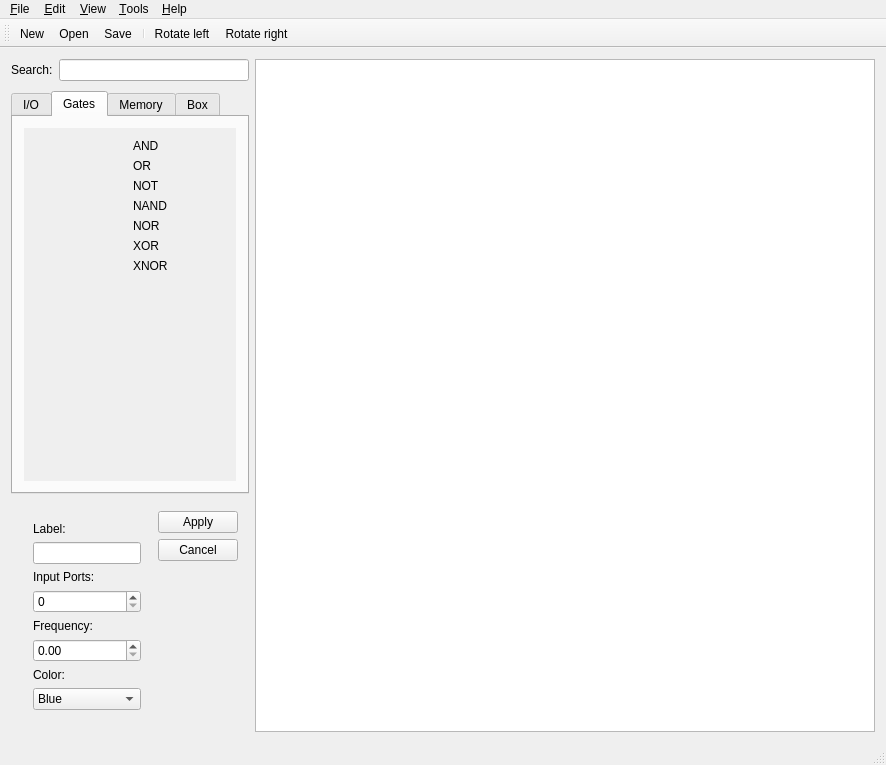
The window that mainwindow.ui (GIBIS-UNIFESP/wiRedPanda) describes before a commit, drawn with Qt 5.
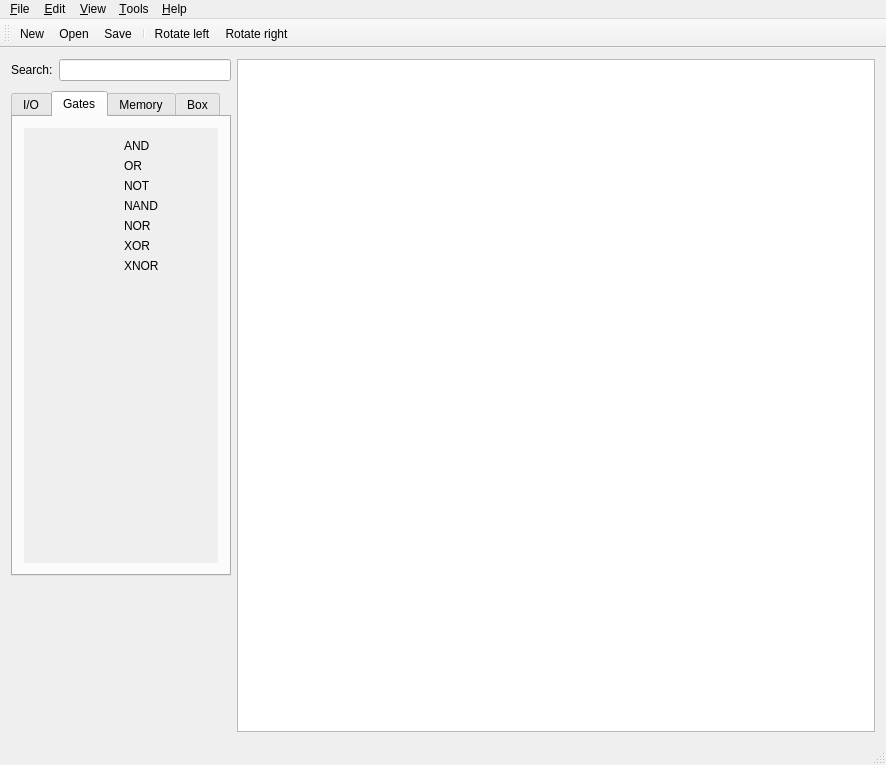
The same window after the commit. The open tabs and pages were chosen to show the change. Icons and pictures are not drawn. Custom widgets are drawn as their Qt base class.

Commit message: Selection Rect, Element Editor Class, and GraphicElement properties.

Patch:
```diff
--- a/mainwindow.ui
+++ b/mainwindow.ui
@@ -10,6 +10,12 @@
     <height>765</height>
    </rect>
   </property>
+  <property name="minimumSize">
+   <size>
+    <width>0</width>
+    <height>150</height>
+   </size>
+  </property>
   <property name="windowTitle">
    <string>WiRED Panda</string>
   </property>
@@ -21,6 +27,16 @@
    <layout class="QGridLayout" name="gridLayout_3">
     <item row="1" column="0">
      <layout class="QGridLayout" name="gridLayout">
+      <item row="0" column="1" colspan="2">
+       <widget class="QLineEdit" name="lineEdit">
+        <property name="sizePolicy">
+         <sizepolicy hsizetype="Expanding" vsizetype="Fixed">
+          <horstretch>0</horstretch>
+          <verstretch>0</verstretch>
+         </sizepolicy>
+        </property>
+       </widget>
+      </item>
       <item row="1" column="1">
        <spacer name="verticalSpacer_5">
         <property name="orientation">
@@ -37,168 +53,6 @@
         </property>
        </spacer>
       </item>
-      <item row="0" column="1" colspan="2">
-       <widget class="QLineEdit" name="lineEdit">
-        <property name="sizePolicy">
-         <sizepolicy hsizetype="Expanding" vsizetype="Fixed">
-          <horstretch>0</horstretch>
-          <verstretch>0</verstretch>
-         </sizepolicy>
-        </property>
-       </widget>
-      </item>
-      <item row="3" column="0" colspan="3">
-       <widget class="QWidget" name="widget" native="true">
-        <property name="sizePolicy">
-         <sizepolicy hsizetype="Preferred" vsizetype="Fixed">
-          <horstretch>0</horstretch>
-          <verstretch>0</verstretch>
-         </sizepolicy>
-        </property>
-        <property name="minimumSize">
-         <size>
-          <width>0</width>
-          <height>0</height>
-         </size>
-        </property>
-        <property name="maximumSize">
-         <size>
-          <width>16777215</width>
-          <height>16777215</height>
-         </size>
-        </property>
-        <layout class="QGridLayout" name="gridLayout_7">
-         <item row="0" column="1">
-          <layout class="QVBoxLayout" name="verticalLayout_5">
-           <item>
-            <widget class="QPushButton" name="pushButton">
-             <property name="text">
-              <string>Apply</string>
-             </property>
-            </widget>
-           </item>
-           <item>
-            <widget class="QPushButton" name="pushButton_2">
-             <property name="text">
-              <string>Cancel</string>
-             </property>
-            </widget>
-           </item>
-           <item>
-            <spacer name="verticalSpacer_6">
-             <property name="orientation">
-              <enum>Qt::Vertical</enum>
-             </property>
-             <property name="sizeHint" stdset="0">
-              <size>
-               <width>20</width>
-               <height>40</height>
-              </size>
-             </property>
-            </spacer>
-           </item>
-          </layout>
-         </item>
-         <item row="0" column="0">
-          <widget class="QWidget" name="widget_2" native="true">
-           <layout class="QGridLayout" name="gridLayout_8">
-            <item row="7" column="0">
-             <widget class="QComboBox" name="comboBox">
-              <item>
-               <property name="text">
-                <string>Blue</string>
-               </property>
-               <property name="icon">
-                <iconset>
-                 <normalon>:/output/resources/output/BlueLedOff.svg</normalon>
-                </iconset>
-               </property>
-              </item>
-              <item>
-               <property name="text">
-                <string>Green</string>
-               </property>
-               <property name="icon">
-                <iconset>
-                 <normalon>:/output/resources/output/GreenLedOff.svg</normalon>
-                </iconset>
-               </property>
-              </item>
-              <item>
-               <property name="text">
-                <string>Purple</string>
-               </property>
-               <property name="icon">
-                <iconset>
-                 <normalon>:/output/resources/output/PurpleLedOff.svg</normalon>
-                </iconset>
-               </property>
-              </item>
-              <item>
-               <property name="text">
-                <string>Red</string>
-               </property>
-               <property name="icon">
-                <iconset>
-                 <normalon>:/output/resources/output/RedLedOff.svg</normalon>
-                </iconset>
-               </property>
-              </item>
-              <item>
-               <property name="text">
-                <string>White</string>
-               </property>
-               <property name="icon">
-                <iconset>
-                 <normalon>:/output/resources/output/WhiteLedOff.svg</normalon>
-                </iconset>
-               </property>
-              </item>
-             </widget>
-            </item>
-            <item row="0" column="0">
-             <widget class="QLabel" name="label_2">
-              <property name="text">
-               <string>Label:</string>
-              </property>
-             </widget>
-            </item>
-            <item row="4" column="0">
-             <widget class="QLabel" name="label_5">
-              <property name="text">
-               <string>Frequency:</string>
-              </property>
-             </widget>
-            </item>
-            <item row="6" column="0">
-             <widget class="QLabel" name="label_6">
-              <property name="text">
-               <string>Color:</string>
-              </property>
-             </widget>
-            </item>
-            <item row="5" column="0">
-             <widget class="QDoubleSpinBox" name="doubleSpinBoxFrequency"/>
-            </item>
-            <item row="2" column="0">
-             <widget class="QLabel" name="label_4">
-              <property name="text">
-               <string>Input Ports:</string>
-              </property>
-             </widget>
-            </item>
-            <item row="3" column="0">
-             <widget class="QSpinBox" name="spinBox"/>
-            </item>
-            <item row="1" column="0">
-             <widget class="QLineEdit" name="lineEditElementLabel"/>
-            </item>
-           </layout>
-          </widget>
-         </item>
-        </layout>
-       </widget>
-      </item>
       <item row="0" column="0">
        <widget class="QLabel" name="label">
         <property name="sizePolicy">
@@ -247,7 +101,7 @@
               <rect>
                <x>0</x>
                <y>0</y>
-               <width>196</width>
+               <width>184</width>
                <height>522</height>
               </rect>
              </property>
@@ -451,8 +305,8 @@
               <rect>
                <x>0</x>
                <y>0</y>
-               <width>98</width>
-               <height>172</height>
+               <width>123</width>
+               <height>522</height>
               </rect>
              </property>
              <layout class="QVBoxLayout" name="verticalLayout_2">
@@ -652,8 +506,8 @@
               <rect>
                <x>0</x>
                <y>0</y>
-               <width>98</width>
-               <height>172</height>
+               <width>147</width>
+               <height>522</height>
               </rect>
              </property>
              <layout class="QVBoxLayout" name="verticalLayout_3">
@@ -853,8 +707,8 @@
               <rect>
                <x>0</x>
                <y>0</y>
-               <width>100</width>
-               <height>30</height>
+               <width>68</width>
+               <height>18</height>
               </rect>
              </property>
              <layout class="QVBoxLayout" name="verticalLayout_4">
@@ -879,6 +733,28 @@
         </widget>
        </widget>
       </item>
+      <item row="3" column="0" colspan="3">
+       <widget class="ElementEditor" name="widgetElementEditor" native="true">
+        <property name="sizePolicy">
+         <sizepolicy hsizetype="Preferred" vsizetype="Fixed">
+          <horstretch>0</horstretch>
+          <verstretch>0</verstretch>
+         </sizepolicy>
+        </property>
+        <property name="minimumSize">
+         <size>
+          <width>0</width>
+          <height>150</height>
+         </size>
+        </property>
+        <property name="maximumSize">
+         <size>
+          <width>16777215</width>
+          <height>16777215</height>
+         </size>
+        </property>
+       </widget>
+      </item>
      </layout>
     </item>
     <item row="1" column="1">
@@ -1189,6 +1065,12 @@
    <extends>QLabel</extends>
    <header>label.h</header>
   </customwidget>
+  <customwidget>
+   <class>ElementEditor</class>
+   <extends>QWidget</extends>
+   <header>elementeditor.h</header>
+   <container>1</container>
+  </customwidget>
  </customwidgets>
  <tabstops>
   <tabstop>lineEdit</tabstop>
```
Left out of the diff: 6 changed lines with no effect on the pictures. The commit also changes 9 other files.
